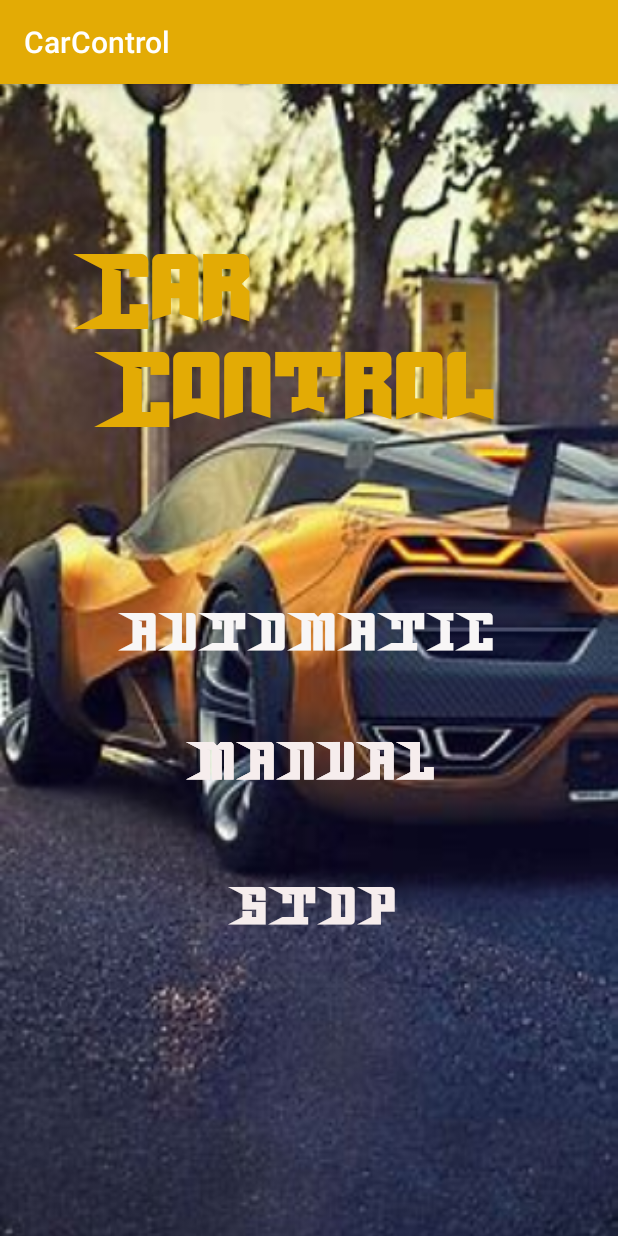
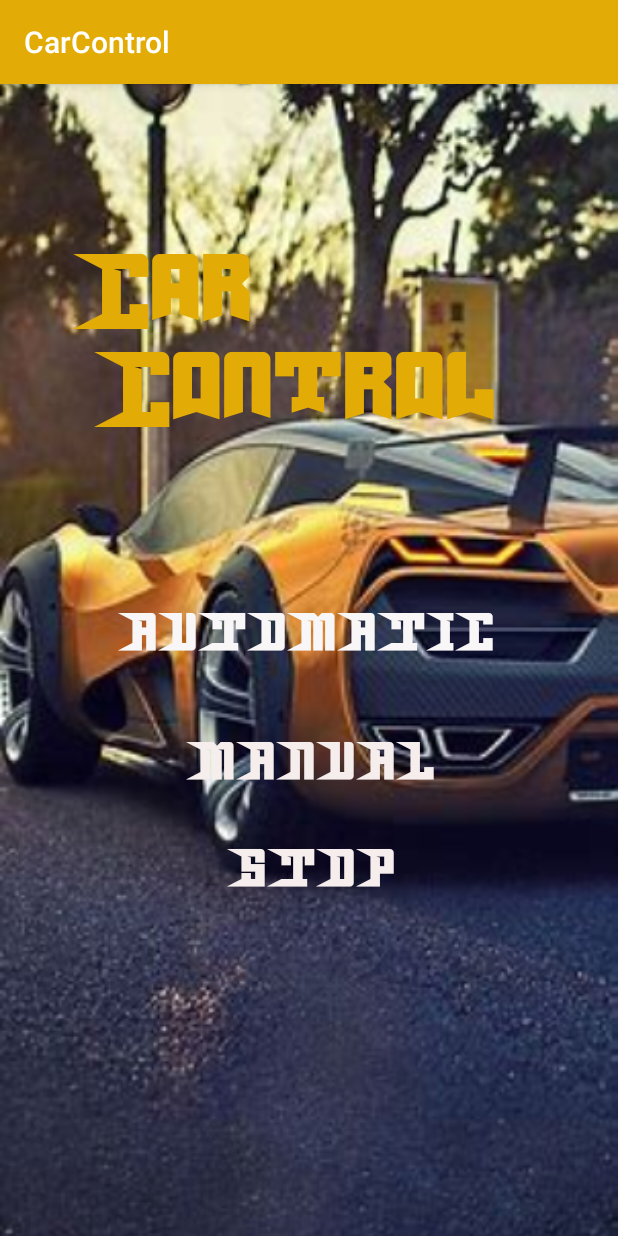
Before and after one commit to algo-patronus/pametno-auto, an Android app: the screen it shows after launch (MainActivity), on a phone screen of 412 x 824 dp. Run offline under Robolectric (Android 15) with nearby library versions, the phone set to English and light mode, and no system bars; libraries missing offline, so code that uses them is left out: org.eclipse.paho; 2 statements that could not run were skipped.

Commit message:
Updated implementations 	New button implemented

```diff
--- a/app/build.gradle
+++ b/app/build.gradle
@@ -1,7 +1,7 @@
 apply plugin: 'com.android.application'
 
 android {
-    compileSdk 32
+    compileSdkVersion 32
 
     defaultConfig {
         applicationId "com.example.carcontrol"
@@ -32,23 +32,16 @@ repositories {
 dependencies {
     implementation fileTree(dir: 'libs', include: ['*.jar'])
 
-    implementation 'androidx.appcompat:appcompat:1.5.0'
+    implementation 'androidx.appcompat:appcompat:1.4.1'
     implementation 'androidx.constraintlayout:constraintlayout:2.1.4'
     implementation 'com.google.android.material:material:1.6.1'
-    implementation 'androidx.navigation:navigation-fragment:2.5.1'
-    implementation 'androidx.navigation:navigation-ui:2.5.1'
+    implementation 'androidx.navigation:navigation-fragment:2.4.2'
+    implementation 'androidx.navigation:navigation-ui:2.4.2'
     implementation 'com.android.volley:volley:1.2.1'
-
-
-    implementation 'androidx.work:work-runtime:2.7.1'
-    implementation 'com.google.android.gms:play-services-auth:20.2.0'
-
 
     testImplementation 'junit:junit:4.12'
     androidTestImplementation 'androidx.test.ext:junit:1.1.3'
     androidTestImplementation 'androidx.test.espresso:espresso-core:3.4.0'
-    implementation 'org.eclipse.paho:org.eclipse.paho.client.mqttv3:1.0.2'
-
     implementation('org.eclipse.paho:org.eclipse.paho.android.service:1.0.2') {
         exclude module: 'support-v4'
     }
--- a/app/src/main/java/com/example/carcontrol/MainActivity.java
+++ b/app/src/main/java/com/example/carcontrol/MainActivity.java
@@ -2,8 +2,6 @@ package com.example.carcontrol;
 
 import static android.content.ContentValues.TAG;
 
-
-import android.app.PendingIntent;
 import android.content.Intent;
 import android.os.Build;
 import android.os.Bundle;
@@ -27,7 +25,7 @@ import java.io.UnsupportedEncodingException;
 
 public class MainActivity extends AppCompatActivity {
 
-    Button automatic,manual, stopp;
+    Button automatic,manual,stop;
 
     String topic,clientId;
     IMqttToken token;
@@ -38,8 +36,7 @@ public class MainActivity extends AppCompatActivity {
         setContentView(R.layout.activity_main);
         automatic = (Button) findViewById(R.id.automatic);
         manual = (Button) findViewById(R.id.manual);
-        stopp = (Button) findViewById(R.id.stop);
-
+        stop = (Button) findViewById(R.id.stop);
         clientId = MqttClient.generateClientId();
         topic="test/topic/carcontrol";
         MqttAndroidClient client =
@@ -126,7 +123,7 @@ public class MainActivity extends AppCompatActivity {
             }
         });
 
-        stopp.setOnClickListener(new View.OnClickListener() {
+        stop.setOnClickListener(new View.OnClickListener() {
             @Override
             public void onClick(View v) {
                 try {
@@ -138,7 +135,7 @@ public class MainActivity extends AppCompatActivity {
                     @Override
                     public void onSuccess(IMqttToken asyncActionToken) {
                         // We are connected
-
+                        flag_m=1;
                         Log.d(TAG, "onSuccess");
                         Toast.makeText(MainActivity.this, "connected", Toast.LENGTH_SHORT).show();
                         String payload = "S";
@@ -157,7 +154,7 @@ public class MainActivity extends AppCompatActivity {
                     @Override
                     public void onFailure(IMqttToken asyncActionToken, Throwable exception) {
                         Toast.makeText(MainActivity.this, "not connected", Toast.LENGTH_SHORT).show();
-
+                        flag_m=0;
                     }
                 });
 
@@ -165,17 +162,7 @@ public class MainActivity extends AppCompatActivity {
         });
 
 
-        PendingIntent pendingIntent = null;
-        Intent notificationIntent;
-        if (android.os.Build.VERSION.SDK_INT >= android.os.Build.VERSION_CODES.S) {
-            pendingIntent = PendingIntent.getActivity
-                    (this, 0, notificationIntent, PendingIntent.FLAG_MUTABLE);
-        }
-        else
-        {
-            pendingIntent = PendingIntent.getActivity
-                    (this, 0, notificationIntent, PendingIntent.FLAG_ONE_SHOT);
-        }
+
 
         if (Build.VERSION.SDK_INT >= 21) {
             Window window = this.getWindow();
@@ -183,10 +170,7 @@ public class MainActivity extends AppCompatActivity {
             window.clearFlags(WindowManager.LayoutParams.FLAG_TRANSLUCENT_STATUS);
             ((Window) window).setStatusBarColor(this.getResources().getColor(R.color.orange));
             getWindow().setNavigationBarColor(getResources().getColor(R.color.orange));
-        }
-
-
-    }
+        } }
 
 
 
--- a/app/src/main/res/layout/activity_main.xml
+++ b/app/src/main/res/layout/activity_main.xml
@@ -6,26 +6,6 @@
     android:layout_height="match_parent"
     tools:context=".MainActivity">
 
-
-    <Button
-        android:id="@+id/stop"
-        android:layout_width="222dp"
-        android:layout_height="62dp"
-        android:layout_marginTop="4dp"
-        android:layout_marginLeft="149dp"
-        android:layout_marginRight="147dp"
-        android:layout_marginBottom="2dp"
-        android:background="@android:color/transparent"
-        android:fontFamily="@font/robus"
-        android:text="STOP"
-        android:textColor="#F6EDED"
-        android:textSize="50dp"
-        app:layout_constraintBottom_toBottomOf="parent"
-        app:layout_constraintEnd_toEndOf="parent"
-        app:layout_constraintHorizontal_bias="0.497"
-        app:layout_constraintStart_toStartOf="parent"
-        app:layout_constraintTop_toTopOf="parent"
-        app:layout_constraintVertical_bias="0.721" />
 
     <ImageView
         android:id="@+id/background"
@@ -38,7 +18,7 @@
         app:layout_constraintHorizontal_bias="0.0"
         app:layout_constraintStart_toStartOf="parent"
         app:layout_constraintTop_toTopOf="parent"
-        app:layout_constraintVertical_bias="0.0" />
+        app:layout_constraintVertical_bias="1.0" />
 
     <TextView
         android:id="@+id/Car"
@@ -115,16 +95,18 @@
         app:layout_constraintTop_toTopOf="parent" />
 
     <Button
-        android:id="@+id/manual2"
+        android:id="@+id/stop"
         android:layout_width="222dp"
         android:layout_height="62dp"
         android:layout_marginStart="149dp"
-        android:layout_marginTop="393dp"
+        android:layout_marginLeft="149dp"
+        android:layout_marginTop="370dp"
         android:layout_marginEnd="147dp"
-        android:layout_marginBottom="275dp"
+        android:layout_marginRight="147dp"
+        android:layout_marginBottom="110dp"
         android:background="@android:color/transparent"
         android:fontFamily="@font/robus"
-        android:text="Manual"
+        android:text="STOP"
         android:textColor="#F6EDED"
         android:textSize="50dp"
         app:layout_constraintBottom_toBottomOf="parent"
@@ -134,4 +116,5 @@
         app:layout_constraintTop_toTopOf="parent" />
 
 
+
 </androidx.constraintlayout.widget.ConstraintLayout>
```
